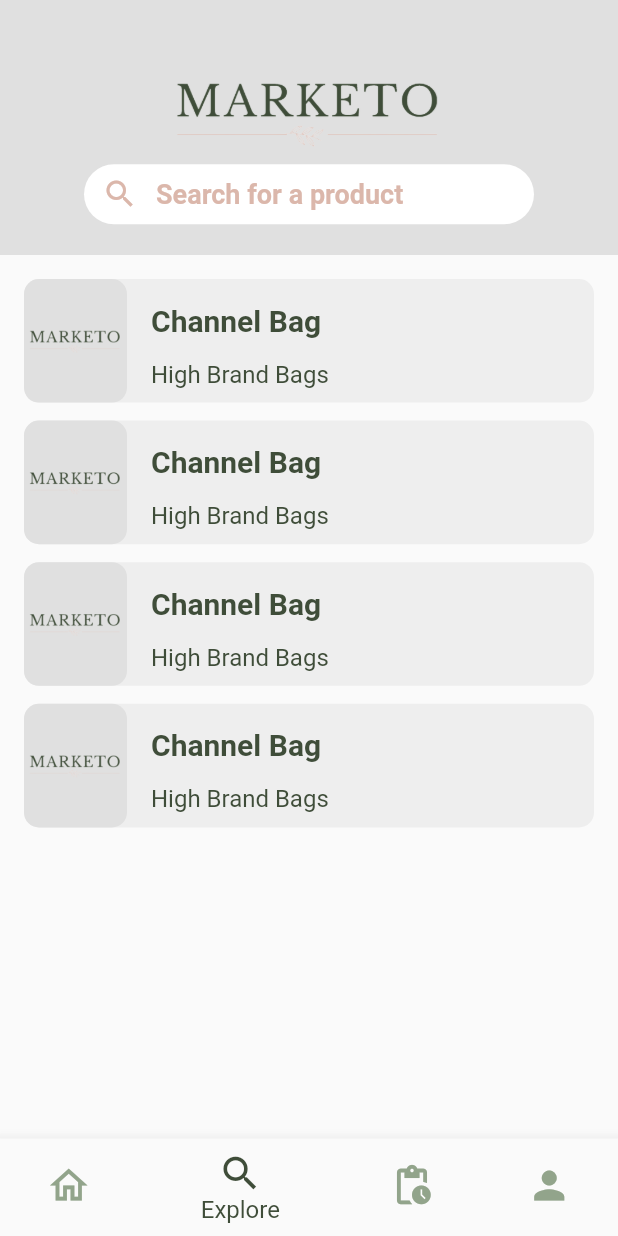
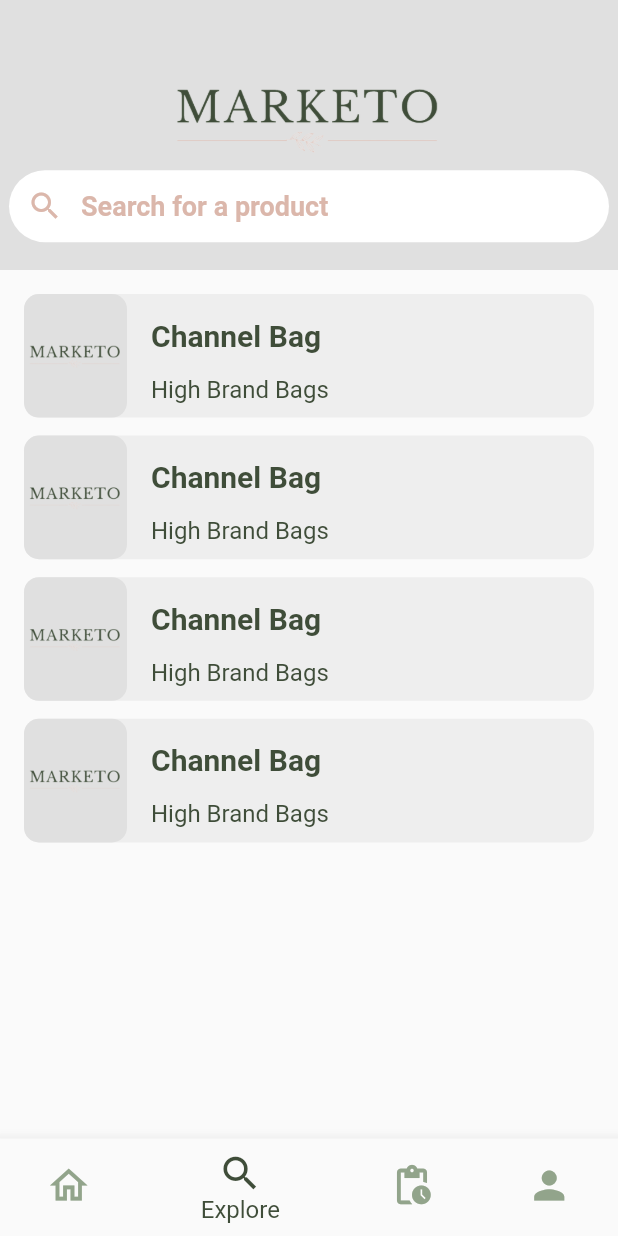
Before and after one commit to LuluahAld/project-marketo, a Flutter app: the screen it shows after launch, item 2 of the bottom bar chosen, on a phone screen of 412 x 824 dp. Run offline on Flutter 3.47's test engine with Material 2 defaults, Android fonts, the phone set to English and light mode, and no system bars; our stand-ins replace smooth_page_indicator; missing offline and left inert: bottom_picker.

Commit message:
Edit Explore Page

```diff
--- a/lib/pages/user/explore_page.dart
+++ b/lib/pages/user/explore_page.dart
@@ -1,8 +1,10 @@
 import 'package:flutter/material.dart';
 import 'package:project_teamd/constants/padding.dart';
 
-import '../../components/appBar/appbar_with_search.dart';
+import '../../components/logo.dart';
 import '../../components/product/explore_product_card.dart';
+import '../../components/textfields/search_bar.dart';
+import '../../constants/color_pallete.dart';
 import '../../model/product.dart';
 
 class ExplorePage extends StatelessWidget {
@@ -14,7 +16,22 @@ class ExplorePage extends StatelessWidget {
     return Scaffold(
         body: Column(
       children: [
-        const appBarwirhSearch(),
+        Container(
+          width: MediaQuery.of(context).size.width,
+          height: 180,
+          color: grey,
+          child: Column(
+            children: const [
+              SizedBox(height: 44),
+              Logo(size: 200),
+              SizedBox(
+                height: 50,
+                width: 400,
+                child: SearchBar(),
+              ),
+            ],
+          ),
+        ),
         ListView(
           physics: const BouncingScrollPhysics(),
           shrinkWrap: true,
```
Also changed, not shown: lib/pages/user/user_home_page.dart (+17 -10 lines), lib/pages/user/user_product_details.dart (+34 -4 lines).
